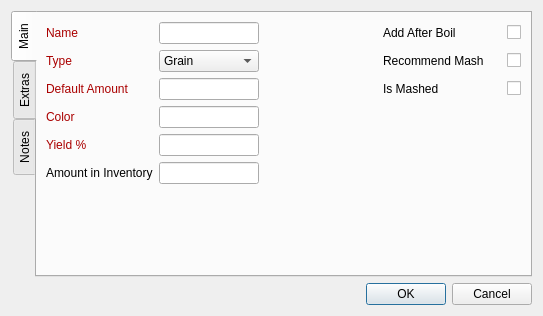
The window that ui/fermentableEditor.ui (Brewtarget/brewtarget) describes before a commit, drawn with Qt 5.
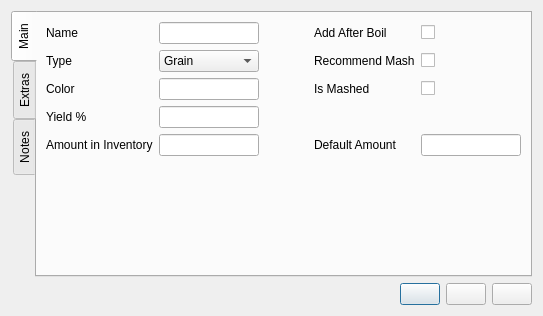
The same window after the commit. Icons and pictures are not drawn. Custom widgets are drawn as their Qt base class.

```diff
--- a/ui/fermentableEditor.ui
+++ b/ui/fermentableEditor.ui
@@ -25,6 +25,9 @@
      <property name="currentIndex">
       <number>0</number>
      </property>
+     <property name="usesScrollButtons">
+      <bool>false</bool>
+     </property>
      <widget class="QWidget" name="tab_main">
       <attribute name="title">
        <string>Main</string>
@@ -46,7 +49,7 @@
           <string>Required</string>
          </property>
          <property name="text">
-          <string>&lt;html&gt;&lt;head/&gt;&lt;body&gt;&lt;p&gt;&lt;span style=&quot; color:#aa0000;&quot;&gt;Name&lt;/span&gt;&lt;/p&gt;&lt;/body&gt;&lt;/html&gt;</string>
+          <string>Name</string>
          </property>
          <property name="buddy">
           <cstring>lineEdit_name</cstring>
@@ -79,22 +82,6 @@
          </property>
         </spacer>
        </item>
-       <item row="5" column="0">
-        <widget class="BtColorLabel" name="label_color">
-         <property name="contextMenuPolicy">
-          <enum>Qt::CustomContextMenu</enum>
-         </property>
-         <property name="toolTip">
-          <string>Required</string>
-         </property>
-         <property name="text">
-          <string>&lt;html&gt;&lt;head/&gt;&lt;body&gt;&lt;p&gt;&lt;span style=&quot; color:#aa0000;&quot;&gt;Color&lt;/span&gt;&lt;/p&gt;&lt;/body&gt;&lt;/html&gt;</string>
-         </property>
-         <property name="buddy">
-          <cstring>lineEdit_color</cstring>
-         </property>
-        </widget>
-       </item>
        <item row="2" column="1">
         <widget class="QComboBox" name="comboBox_type">
          <property name="sizePolicy">
@@ -155,41 +142,6 @@
          </property>
         </widget>
        </item>
-       <item row="5" column="1">
-        <widget class="BtColorEdit" name="lineEdit_color">
-         <property name="sizePolicy">
-          <sizepolicy hsizetype="Maximum" vsizetype="Fixed">
-           <horstretch>0</horstretch>
-           <verstretch>0</verstretch>
-          </sizepolicy>
-         </property>
-         <property name="maximumSize">
-          <size>
-           <width>100</width>
-           <height>16777215</height>
-          </size>
-         </property>
-         <property name="toolTip">
-          <string>Lovibond rating</string>
-         </property>
-         <property name="editField" stdset="0">
-          <string notr="true">color_srm</string>
-         </property>
-        </widget>
-       </item>
-       <item row="6" column="0">
-        <widget class="QLabel" name="label_yield">
-         <property name="toolTip">
-          <string>Required</string>
-         </property>
-         <property name="text">
-          <string>&lt;html&gt;&lt;head/&gt;&lt;body&gt;&lt;p&gt;&lt;span style=&quot; color:#aa0000;&quot;&gt;Yield %&lt;/span&gt;&lt;/p&gt;&lt;/body&gt;&lt;/html&gt;</string>
-         </property>
-         <property name="buddy">
-          <cstring>lineEdit_yield</cstring>
-         </property>
-        </widget>
-       </item>
        <item row="0" column="3">
         <widget class="QLabel" name="label_addAfterBoil">
          <property name="sizePolicy">
@@ -222,28 +174,6 @@
          </property>
         </widget>
        </item>
-       <item row="6" column="1">
-        <widget class="BtGenericEdit" name="lineEdit_yield">
-         <property name="sizePolicy">
-          <sizepolicy hsizetype="Maximum" vsizetype="Fixed">
-           <horstretch>0</horstretch>
-           <verstretch>0</verstretch>
-          </sizepolicy>
-         </property>
-         <property name="maximumSize">
-          <size>
-           <width>100</width>
-           <height>16777215</height>
-          </size>
-         </property>
-         <property name="toolTip">
-          <string>Yield as compared to glucose</string>
-         </property>
-         <property name="editField" stdset="0">
-          <string notr="true">yield_pct</string>
-         </property>
-        </widget>
-       </item>
        <item row="0" column="1">
         <widget class="BtStringEdit" name="lineEdit_name">
          <property name="sizePolicy">
@@ -272,7 +202,7 @@
           <string>Required</string>
          </property>
          <property name="text">
-          <string>&lt;html&gt;&lt;head/&gt;&lt;body&gt;&lt;p&gt;&lt;span style=&quot; color:#aa0000;&quot;&gt;Type&lt;/span&gt;&lt;/p&gt;&lt;/body&gt;&lt;/html&gt;</string>
+          <string>Type</string>
          </property>
          <property name="buddy">
           <cstring>comboBox_type</cstring>
@@ -344,6 +274,79 @@
         </widget>
        </item>
        <item row="3" column="0">
+        <widget class="BtColorLabel" name="label_color">
+         <property name="contextMenuPolicy">
+          <enum>Qt::CustomContextMenu</enum>
+         </property>
+         <property name="toolTip">
+          <string>Required</string>
+         </property>
+         <property name="text">
+          <string>Color</string>
+         </property>
+         <property name="buddy">
+          <cstring>lineEdit_color</cstring>
+         </property>
+        </widget>
+       </item>
+       <item row="3" column="1">
+        <widget class="BtColorEdit" name="lineEdit_color">
+         <property name="sizePolicy">
+          <sizepolicy hsizetype="Maximum" vsizetype="Fixed">
+           <horstretch>0</horstretch>
+           <verstretch>0</verstretch>
+          </sizepolicy>
+         </property>
+         <property name="maximumSize">
+          <size>
+           <width>100</width>
+           <height>16777215</height>
+          </size>
+         </property>
+         <property name="toolTip">
+          <string>Lovibond rating</string>
+         </property>
+         <property name="editField" stdset="0">
+          <string notr="true">color_srm</string>
+         </property>
+        </widget>
+       </item>
+       <item row="5" column="0">
+        <widget class="QLabel" name="label_yield">
+         <property name="toolTip">
+          <string>Required</string>
+         </property>
+         <property name="text">
+          <string>Yield %</string>
+         </property>
+         <property name="buddy">
+          <cstring>lineEdit_yield</cstring>
+         </property>
+        </widget>
+       </item>
+       <item row="5" column="1">
+        <widget class="BtGenericEdit" name="lineEdit_yield">
+         <property name="sizePolicy">
+          <sizepolicy hsizetype="Maximum" vsizetype="Fixed">
+           <horstretch>0</horstretch>
+           <verstretch>0</verstretch>
+          </sizepolicy>
+         </property>
+         <property name="maximumSize">
+          <size>
+           <width>100</width>
+           <height>16777215</height>
+          </size>
+         </property>
+         <property name="toolTip">
+          <string>Yield as compared to glucose</string>
+         </property>
+         <property name="editField" stdset="0">
+          <string notr="true">yield_pct</string>
+         </property>
+        </widget>
+       </item>
+       <item row="7" column="3">
         <widget class="BtMassLabel" name="label_amount">
          <property name="contextMenuPolicy">
           <enum>Qt::CustomContextMenu</enum>
@@ -352,14 +355,14 @@
           <string>Required</string>
          </property>
          <property name="text">
-          <string>&lt;html&gt;&lt;head/&gt;&lt;body&gt;&lt;p&gt;&lt;span style=&quot; color:#aa0000;&quot;&gt;Default Amount&lt;/span&gt;&lt;/p&gt;&lt;/body&gt;&lt;/html&gt;</string>
+          <string>Default Amount</string>
          </property>
          <property name="buddy">
           <cstring>lineEdit_amount</cstring>
          </property>
         </widget>
        </item>
-       <item row="3" column="1">
+       <item row="7" column="4">
         <widget class="BtMassEdit" name="lineEdit_amount">
          <property name="sizePolicy">
           <sizepolicy hsizetype="Maximum" vsizetype="Fixed">
@@ -698,14 +701,63 @@
     </widget>
    </item>
    <item>
-    <widget class="QDialogButtonBox" name="buttonBox">
-     <property name="orientation">
-      <enum>Qt::Horizontal</enum>
-     </property>
-     <property name="standardButtons">
-      <set>QDialogButtonBox::Cancel|QDialogButtonBox::Ok</set>
-     </property>
-    </widget>
+    <layout class="QHBoxLayout" name="horizontalLayout_3">
+     <item>
+      <spacer name="horizontalSpacer_3">
+       <property name="orientation">
+        <enum>Qt::Horizontal</enum>
+       </property>
+       <property name="sizeHint" stdset="0">
+        <size>
+         <width>40</width>
+         <height>20</height>
+        </size>
+       </property>
+      </spacer>
+     </item>
+     <item>
+      <widget class="QPushButton" name="pushButton_new">
+       <property name="toolTip">
+        <string>New fermentable</string>
+       </property>
+       <property name="text">
+        <string/>
+       </property>
+       <property name="icon">
+        <iconset resource="../../../../../brewtarget/mik/brewtarget.qrc">
+         <normaloff>:/images/smallPlus.svg</normaloff>:/images/smallPlus.svg</iconset>
+       </property>
+      </widget>
+     </item>
+     <item>
+      <widget class="QPushButton" name="pushButton_save">
+       <property name="toolTip">
+        <string>Save and close</string>
+       </property>
+       <property name="text">
+        <string/>
+       </property>
+       <property name="icon">
+        <iconset resource="../../../../../brewtarget/mik/brewtarget.qrc">
+         <normaloff>:/images/filesave.svg</normaloff>:/images/filesave.svg</iconset>
+       </property>
+      </widget>
+     </item>
+     <item>
+      <widget class="QPushButton" name="pushButton_cancel">
+       <property name="toolTip">
+        <string>Discard and close</string>
+       </property>
+       <property name="text">
+        <string/>
+       </property>
+       <property name="icon">
+        <iconset resource="../../../../../brewtarget/mik/brewtarget.qrc">
+         <normaloff>:/images/exit.svg</normaloff>:/images/exit.svg</iconset>
+       </property>
+      </widget>
+     </item>
+    </layout>
    </item>
   </layout>
  </widget>
```
Left out of the diff: 45 changed lines with no effect on the pictures.
